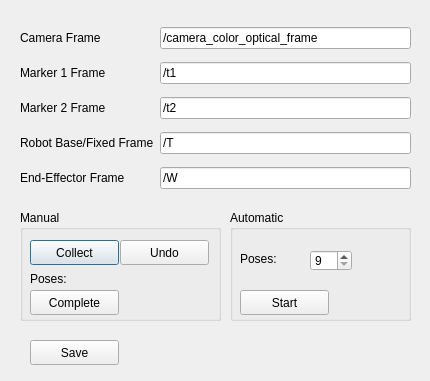
Above: ui/handeye.ui from liushuya7/cn5X before the change. Below: the same form after it.
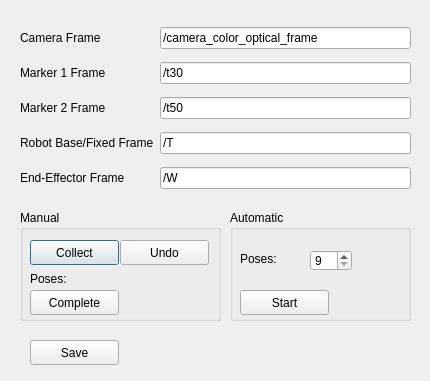
That is the form after the change.

Commit message: Changed marker frames for specific  id

Patch:
```diff
--- a/ui/handeye.ui
+++ b/ui/handeye.ui
@@ -26,7 +26,7 @@
     <item row="1" column="1">
      <widget class="QLineEdit" name="lineEdit_frame_marker1">
       <property name="text">
-       <string>/t1</string>
+       <string>/t30</string>
       </property>
      </widget>
     </item>
@@ -40,7 +40,7 @@
     <item row="2" column="1">
      <widget class="QLineEdit" name="lineEdit_frame_marker2">
       <property name="text">
-       <string>/t2</string>
+       <string>/t50</string>
       </property>
      </widget>
     </item>
```
